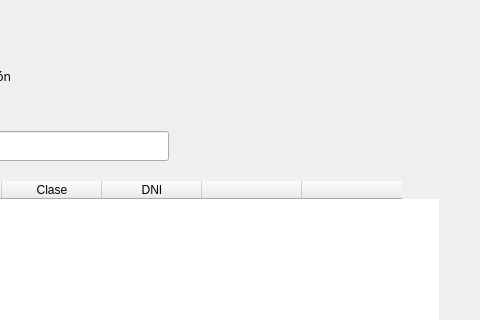
This is blustock/ui/screens_uis/otro_personal.ui in MaxAPBusiness/Blustock as Qt 5 draws it before an edit; both pictures show x 239 to 719 and y 0 to 320 of the 719 by 547 pixel window. The edited form follows.
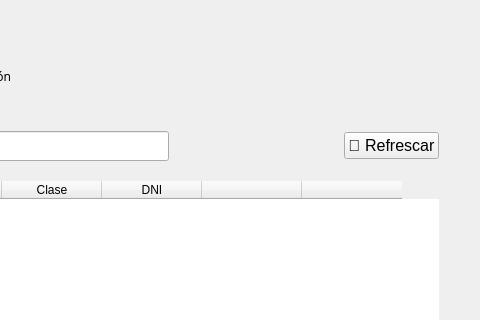
This is the edited form. Icons and pictures are not drawn.

```diff
--- a/blustock/ui/screens_uis/otro_personal.ui
+++ b/blustock/ui/screens_uis/otro_personal.ui
@@ -121,6 +121,18 @@
          </property>
         </spacer>
        </item>
+       <item>
+        <widget class="QPushButton" name="botonRefresh">
+         <property name="font">
+          <font>
+           <pointsize>12</pointsize>
+          </font>
+         </property>
+         <property name="text">
+          <string>🔄 Refrescar</string>
+         </property>
+        </widget>
+       </item>
       </layout>
      </item>
      <item>
```
